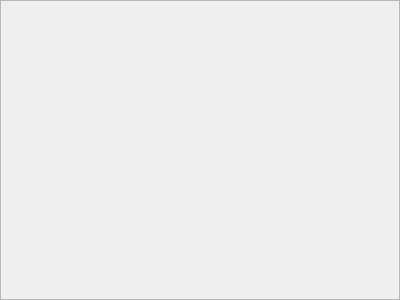
ADataGMan/bravenewmodder, file BraveNewModder/ui/decisionframe.ui: the form before one commit.
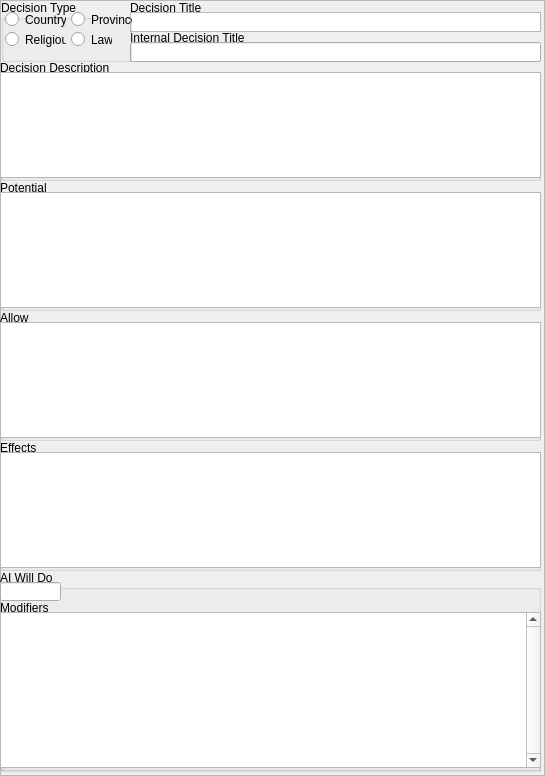
The form after the commit.

The edit to the form file:
```diff
--- a/BraveNewModder/ui/decisionframe.ui
+++ b/BraveNewModder/ui/decisionframe.ui
@@ -1,16 +1,13 @@
 <?xml version='1.0'?>
 <ui version="4.0" >
  <class>DecisionFrame</class>
- <widget class="QFrame" name="DecisionFrame" >
-  <property name="frameShadow" >
-   <enum>QFrame::Raised</enum>
-  </property>
-  <property name="geometry" >
+ <widget class="QFrame" name="DecisionFrame">
+  <property name="geometry">
    <rect>
     <x>0</x>
     <y>0</y>
-    <width>400</width>
-    <height>300</height>
+    <width>545</width>
+    <height>776</height>
    </rect>
   </property>
   <property name="frameShape" >
@@ -19,5 +16,279 @@
   <property name="windowTitle" >
    <string>Frame</string>
   </property>
+  <property name="frameShape">
+   <enum>QFrame::StyledPanel</enum>
+  </property>
+  <property name="frameShadow">
+   <enum>QFrame::Raised</enum>
+  </property>
+  <widget class="QGroupBox" name="groupBox">
+   <property name="geometry">
+    <rect>
+     <x>130</x>
+     <y>0</y>
+     <width>411</width>
+     <height>32</height>
+    </rect>
+   </property>
+   <property name="title">
+    <string>Decision Title</string>
+   </property>
+   <widget class="QTextEdit" name="textEdit">
+    <property name="geometry">
+     <rect>
+      <x>0</x>
+      <y>12</y>
+      <width>411</width>
+      <height>20</height>
+     </rect>
+    </property>
+    <property name="verticalScrollBarPolicy">
+     <enum>Qt::ScrollBarAlwaysOff</enum>
+    </property>
+    <property name="horizontalScrollBarPolicy">
+     <enum>Qt::ScrollBarAsNeeded</enum>
+    </property>
+    <property name="html">
+     <string>&lt;!DOCTYPE HTML PUBLIC &quot;-//W3C//DTD HTML 4.0//EN&quot; &quot;http://www.w3.org/TR/REC-html40/strict.dtd&quot;&gt;
+&lt;html&gt;&lt;head&gt;&lt;meta name=&quot;qrichtext&quot; content=&quot;1&quot; /&gt;&lt;style type=&quot;text/css&quot;&gt;
+p, li { white-space: pre-wrap; }
+&lt;/style&gt;&lt;/head&gt;&lt;body style=&quot; font-family:'MS Shell Dlg 2'; font-size:8.25pt; font-weight:400; font-style:normal;&quot;&gt;
+&lt;p style=&quot;-qt-paragraph-type:empty; margin-top:0px; margin-bottom:0px; margin-left:0px; margin-right:0px; -qt-block-indent:0; text-indent:0px; font-size:8pt;&quot;&gt;&lt;/p&gt;&lt;/body&gt;&lt;/html&gt;</string>
+    </property>
+   </widget>
+  </widget>
+  <widget class="QGroupBox" name="groupBox_8">
+   <property name="geometry">
+    <rect>
+     <x>0</x>
+     <y>180</y>
+     <width>541</width>
+     <height>131</height>
+    </rect>
+   </property>
+   <property name="title">
+    <string>Potential</string>
+   </property>
+   <widget class="QPlainTextEdit" name="plainTextEdit_3">
+    <property name="geometry">
+     <rect>
+      <x>0</x>
+      <y>12</y>
+      <width>541</width>
+      <height>116</height>
+     </rect>
+    </property>
+   </widget>
+  </widget>
+  <widget class="QGroupBox" name="groupBox_7">
+   <property name="geometry">
+    <rect>
+     <x>0</x>
+     <y>60</y>
+     <width>541</width>
+     <height>121</height>
+    </rect>
+   </property>
+   <property name="title">
+    <string>Decision Description</string>
+   </property>
+   <widget class="QTextEdit" name="textEdit_2">
+    <property name="geometry">
+     <rect>
+      <x>0</x>
+      <y>12</y>
+      <width>541</width>
+      <height>106</height>
+     </rect>
+    </property>
+   </widget>
+  </widget>
+  <widget class="QGroupBox" name="groupBox_6">
+   <property name="geometry">
+    <rect>
+     <x>130</x>
+     <y>30</y>
+     <width>411</width>
+     <height>32</height>
+    </rect>
+   </property>
+   <property name="title">
+    <string>Internal Decision Title</string>
+   </property>
+   <widget class="QLineEdit" name="lineEdit">
+    <property name="geometry">
+     <rect>
+      <x>0</x>
+      <y>12</y>
+      <width>411</width>
+      <height>20</height>
+     </rect>
+    </property>
+   </widget>
+  </widget>
+  <widget class="QGroupBox" name="groupBox_3">
+   <property name="geometry">
+    <rect>
+     <x>0</x>
+     <y>570</y>
+     <width>541</width>
+     <height>202</height>
+    </rect>
+   </property>
+   <property name="title">
+    <string>AI Will Do</string>
+   </property>
+   <widget class="QLineEdit" name="lineEdit_2">
+    <property name="geometry">
+     <rect>
+      <x>0</x>
+      <y>12</y>
+      <width>61</width>
+      <height>19</height>
+     </rect>
+    </property>
+    <property name="text">
+     <string/>
+    </property>
+   </widget>
+   <widget class="QGroupBox" name="groupBox_4">
+    <property name="geometry">
+     <rect>
+      <x>0</x>
+      <y>30</y>
+      <width>541</width>
+      <height>171</height>
+     </rect>
+    </property>
+    <property name="title">
+     <string>Modifiers</string>
+    </property>
+    <widget class="QPlainTextEdit" name="plainTextEdit_2">
+     <property name="geometry">
+      <rect>
+       <x>0</x>
+       <y>12</y>
+       <width>541</width>
+       <height>156</height>
+      </rect>
+     </property>
+     <property name="verticalScrollBarPolicy">
+      <enum>Qt::ScrollBarAlwaysOn</enum>
+     </property>
+    </widget>
+   </widget>
+  </widget>
+  <widget class="QGroupBox" name="groupBox_9">
+   <property name="geometry">
+    <rect>
+     <x>0</x>
+     <y>310</y>
+     <width>541</width>
+     <height>131</height>
+    </rect>
+   </property>
+   <property name="title">
+    <string>Allow</string>
+   </property>
+   <widget class="QPlainTextEdit" name="plainTextEdit_4">
+    <property name="geometry">
+     <rect>
+      <x>0</x>
+      <y>12</y>
+      <width>541</width>
+      <height>116</height>
+     </rect>
+    </property>
+   </widget>
+  </widget>
+  <widget class="QGroupBox" name="groupBox_10">
+   <property name="geometry">
+    <rect>
+     <x>0</x>
+     <y>440</y>
+     <width>541</width>
+     <height>131</height>
+    </rect>
+   </property>
+   <property name="title">
+    <string>Effects</string>
+   </property>
+   <widget class="QPlainTextEdit" name="plainTextEdit_5">
+    <property name="geometry">
+     <rect>
+      <x>0</x>
+      <y>12</y>
+      <width>541</width>
+      <height>116</height>
+     </rect>
+    </property>
+   </widget>
+  </widget>
+  <widget class="QGroupBox" name="groupBox_5">
+   <property name="geometry">
+    <rect>
+     <x>1</x>
+     <y>0</y>
+     <width>131</width>
+     <height>62</height>
+    </rect>
+   </property>
+   <property name="title">
+    <string>Decision Type</string>
+   </property>
+   <widget class="QRadioButton" name="radioButton">
+    <property name="geometry">
+     <rect>
+      <x>4</x>
+      <y>10</y>
+      <width>61</width>
+      <height>19</height>
+     </rect>
+    </property>
+    <property name="text">
+     <string>Country</string>
+    </property>
+   </widget>
+   <widget class="QRadioButton" name="radioButton_2">
+    <property name="geometry">
+     <rect>
+      <x>70</x>
+      <y>10</y>
+      <width>61</width>
+      <height>19</height>
+     </rect>
+    </property>
+    <property name="text">
+     <string>Province</string>
+    </property>
+   </widget>
+   <widget class="QRadioButton" name="radioButton_3">
+    <property name="geometry">
+     <rect>
+      <x>4</x>
+      <y>30</y>
+      <width>61</width>
+      <height>19</height>
+     </rect>
+    </property>
+    <property name="text">
+     <string>Religious</string>
+    </property>
+   </widget>
+   <widget class="QRadioButton" name="radioButton_4">
+    <property name="geometry">
+     <rect>
+      <x>70</x>
+      <y>30</y>
+      <width>41</width>
+      <height>19</height>
+     </rect>
+    </property>
+    <property name="text">
+     <string>Law</string>
+    </property>
+   </widget>
+  </widget>
  </widget>
 </ui>
```
Left out of the diff: 11 changed lines with no effect on the pictures.
